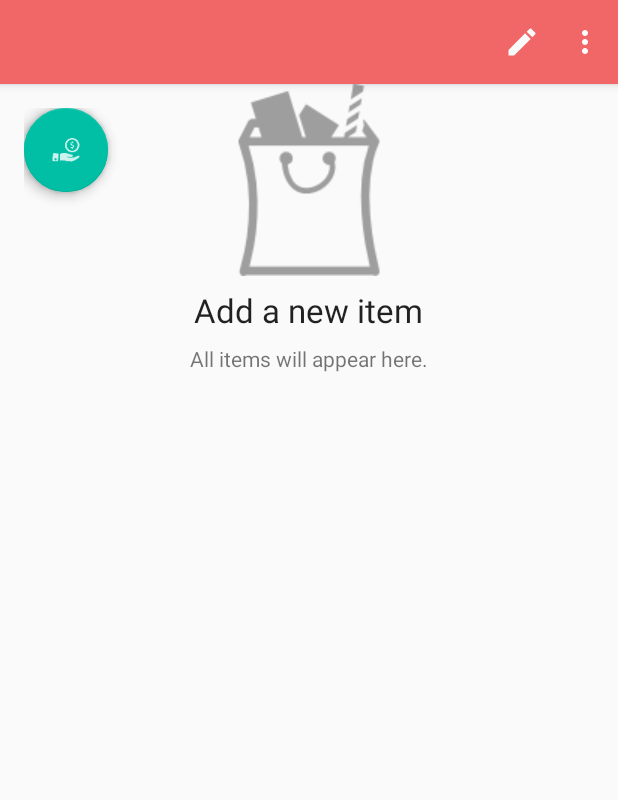
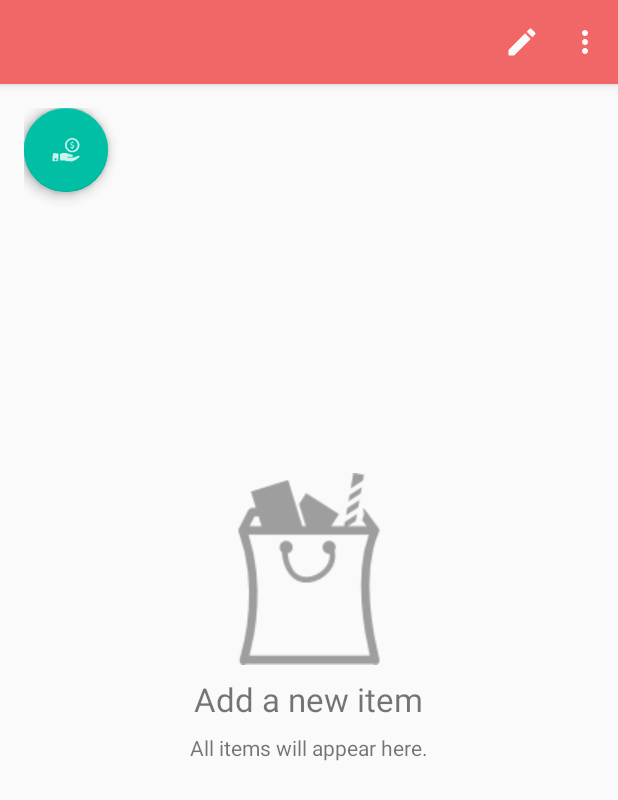
Before and after one commit to hisab-app/hisab-android, an Android app: the fragment ExpensesFragment placed in its activity, on a phone screen of 412 x 824 dp. Shown: the top 800 px of the screen. Run offline under Robolectric (Android 15) with nearby library versions, the phone set to English and light mode, and no system bars; our stand-ins replace ButterKnife, Firebase (no records; nobody signed in at launch, a user with empty details on screens opened directly); libraries missing offline, so code that uses them is left out: com.github.clans.fab; plain views replace FloatingActionButton, FloatingActionMenu; 4 statements that could not run were skipped.

Commit message:
android studio updated to 2.2

```diff
--- a/app/build.gradle
+++ b/app/build.gradle
@@ -42,5 +42,6 @@ dependencies {
     compile 'de.hdodenhof:circleimageview:2.1.0'
     //rfab
     compile 'com.github.clans:fab:1.6.4'
+    compile 'com.android.support.constraint:constraint-layout:1.0.0-alpha1'
 }
 apply plugin: 'com.google.gms.google-services'
--- a/app/src/main/java/io/github/zkhan93/hisab/ui/ExpensesFragment.java
+++ b/app/src/main/java/io/github/zkhan93/hisab/ui/ExpensesFragment.java
@@ -369,13 +369,16 @@ public class ExpensesFragment extends Fragment implements ValueEventListener,
             bundle.putParcelable("me", me);
             fragment.setArguments(bundle);
         }
-        getActivity().getSupportFragmentManager().beginTransaction().replace(R.id.fragment,
+        getActivity().getSupportFragmentManager().beginTransaction().replace(R.id.fragmentContainer,
                 fragment,
                 ShareFragment.TAG).addToBackStack(ExpensesFragment.TAG).commit();
         fabMenu.hideMenu(true);
 //        getActivity().setTitle("Share with");
     }
 
+    /**
+     * {@link ExpenseItemClbk} implementations
+     */
     @Override
     public void showEditUi(ExpenseItem expense) {
         switch (expense.getItemType()) {
@@ -407,7 +410,7 @@ public class ExpensesFragment extends Fragment implements ValueEventListener,
         bundle.putString("msg", "Do you really want to delete?");//TODO: String resource
         bundle.putString("positiveBtnTxt", "Yes");//TODO: String resource
         bundle.putString("negativeBtnTxt", "No");//TODO: String resource
-        this.toDeleteExpenseId = expenseId;
+        ((MainActivity) getActivity()).setToDeleteExpenseId(expenseId);
         ConfirmDialog confirmDialog = new ConfirmDialog();
         confirmDialog.setArguments(bundle);
         confirmDialog.show(getActivity().getFragmentManager(), ConfirmDialog.TAG);
@@ -435,4 +438,6 @@ public class ExpensesFragment extends Fragment implements ValueEventListener,
     public boolean onMenuItemClick(MenuItem item) {
         return onOptionsItemSelected(item);
     }
+
+
 }
--- a/app/src/main/java/io/github/zkhan93/hisab/ui/MainActivity.java
+++ b/app/src/main/java/io/github/zkhan93/hisab/ui/MainActivity.java
@@ -85,7 +85,7 @@ public class MainActivity extends AppCompatActivity implements View.OnClickListe
     private FirebaseAuth firebaseAuth;
     private User me;
     private List<ExpenseItem> expenses;
-    private String expenseId, activeGroupId, activeGroupName;
+    private String toDeleteExpenseId, activeGroupId, activeGroupName;
 
     {
         snackCallback = new Snackbar.Callback() {
@@ -158,6 +158,7 @@ public class MainActivity extends AppCompatActivity implements View.OnClickListe
                     getSupportFragmentManager().beginTransaction().replace(R.id
                             .fragmentContainer, fragment, GroupsFragment.TAG).commit();
                     getSupportActionBar().setDisplayHomeAsUpEnabled(false);
+                    setTitle(getString(R.string.title_activity_groups));
                 } else {
                     //Home button won't be there for clicking if this is a two pane mode
                 }
@@ -251,7 +252,7 @@ public class MainActivity extends AppCompatActivity implements View.OnClickListe
                 type = (int) typeObj;
             switch (type) {
                 case ConfirmDialog.TYPE.EXPENSE_DELETE:
-                    groupExpensesRef.child(expenseId).removeValue().addOnCompleteListener(
+                    groupExpensesRef.child(toDeleteExpenseId).removeValue().addOnCompleteListener(
                             new OnCompleteListener<Void>() {
                                 @Override
                                 public void onComplete(@NonNull
@@ -340,7 +341,10 @@ public class MainActivity extends AppCompatActivity implements View.OnClickListe
                             .secFragmentContainer : R.id.fragmentContainer, fragment,
                     ExpensesFragment.TAG).commit();
         } else {
-            Log.d(TAG, "changig group Id" + groupId);
+            Log.d(TAG, "changing group Id" + groupId);
+            getSupportFragmentManager().beginTransaction().replace(isTwoPaneMode ? R.id
+                            .secFragmentContainer : R.id.fragmentContainer, fragment,
+                    ExpensesFragment.TAG).commit();
             ((ExpensesFragment) fragment).changeGroup(groupId);
         }
 
@@ -390,4 +394,8 @@ public class MainActivity extends AppCompatActivity implements View.OnClickListe
             showSnackBar("Unable to create group " + error, Snackbar.LENGTH_INDEFINITE, "Ok");
         }
     }
+
+    public void setToDeleteExpenseId(String expenseId) {
+        this.toDeleteExpenseId = expenseId;
+    }
 }
--- a/app/src/main/java/io/github/zkhan93/hisab/ui/dialog/ConfirmDialog.java
+++ b/app/src/main/java/io/github/zkhan93/hisab/ui/dialog/ConfirmDialog.java
@@ -6,6 +6,9 @@ import android.content.DialogInterface;
 import android.os.Bundle;
 import android.support.v7.app.AlertDialog;
 import android.util.Log;
+
+import io.github.zkhan93.hisab.ui.ExpensesFragment;
+import io.github.zkhan93.hisab.ui.MainActivity;
 
 /**
  * Created by Zeeshan Khan on 9/1/2016.
@@ -26,7 +29,7 @@ public class ConfirmDialog extends DialogFragment {
         type = bundle.getInt("type");
         AlertDialog dialog = new AlertDialog.Builder(getActivity(), 0).setMessage(msg)
                 .setPositiveButton
-                        (positiveBtnTxt, (DialogInterface.OnClickListener) getActivity())
+                        (positiveBtnTxt, (DialogInterface.OnClickListener)getActivity())
                 .setNegativeButton(negativeBtnTxt, (DialogInterface.OnClickListener) getActivity
                         ()).create();
         dialog.setOnShowListener(getOnShowListener(type));
--- a/app/src/main/java/io/github/zkhan93/hisab/ui/dialog/EditExpenseItemDialog.java
+++ b/app/src/main/java/io/github/zkhan93/hisab/ui/dialog/EditExpenseItemDialog.java
@@ -21,6 +21,7 @@ import io.github.zkhan93.hisab.R;
 import io.github.zkhan93.hisab.model.ExpenseItem;
 import io.github.zkhan93.hisab.model.callback.ExpenseItemClbk;
 import io.github.zkhan93.hisab.ui.ExpensesFragment;
+import io.github.zkhan93.hisab.ui.MainActivity;
 
 /**
  * Created by Zeeshan Khan on 6/26/2016.
@@ -52,7 +53,8 @@ public class EditExpenseItemDialog extends DialogFragment implements DialogInter
         } else {
             expense = savedInstanceState.getParcelable("expense");
         }
-        expenseItemUpdateClbk = (ExpenseItemClbk) getActivity().getFragmentManager().findFragmentByTag(ExpensesFragment.TAG);
+        expenseItemUpdateClbk = (ExpenseItemClbk) (((MainActivity) getActivity())
+                .getSupportFragmentManager().findFragmentByTag(ExpensesFragment.TAG));
         description.setText(expense.getDescription());
         amount.setText(String.valueOf(expense.getAmount()));
         builder.setView(view);
@@ -80,7 +82,8 @@ public class EditExpenseItemDialog extends DialogFragment implements DialogInter
                         Toast.LENGTH_SHORT).show();
             }
         } else {
-            Log.e(TAG, "ExpenseItemClbk not present, you have to implement ExpenseItemClbk in the" +
+            Log.e(TAG, "ExpenseItemUpdateClbk not present, you have to implement ExpenseItemClbk " +
+                    "in the" +
                     " fragment with tag used here");
         }
     }
--- a/app/src/main/java/io/github/zkhan93/hisab/ui/dialog/EditPaidReceivedItemDialog.java
+++ b/app/src/main/java/io/github/zkhan93/hisab/ui/dialog/EditPaidReceivedItemDialog.java
@@ -24,6 +24,7 @@ import io.github.zkhan93.hisab.model.callback.ExpenseItemClbk;
 import io.github.zkhan93.hisab.model.callback.UserItemActionClickClbk;
 import io.github.zkhan93.hisab.model.ui.ExUser;
 import io.github.zkhan93.hisab.ui.ExpensesFragment;
+import io.github.zkhan93.hisab.ui.MainActivity;
 import io.github.zkhan93.hisab.ui.adapter.MembersAdapter;
 
 /**
@@ -94,7 +95,7 @@ public class EditPaidReceivedItemDialog extends DialogFragment implements UserIt
                     expense.setShareType(optionGiveTake.getCheckedRadioButtonId() == R.id.paid ?
                             ExpenseItem.SHARE_TYPE.PAID : ExpenseItem.SHARE_TYPE.RECEIVED);
                     expense.setWith(checkedUser);
-                    ((ExpenseItemClbk) getActivity().getFragmentManager().findFragmentByTag
+                    ((ExpenseItemClbk) ((MainActivity)getActivity()).getSupportFragmentManager().findFragmentByTag
                             (ExpensesFragment.TAG)).update(expense);
                 } else {
                     Log.d(TAG, "validation failed");
--- /dev/null
+++ b/app/src/main/res/layout-land/activity_main.xml
@@ -0,0 +1,103 @@
+<?xml version="1.0" encoding="utf-8"?>
+<android.support.design.widget.CoordinatorLayout
+    android:id="@+id/root_coordinate_layout"
+    xmlns:android="http://schemas.android.com/apk/res/android"
+    xmlns:app="http://schemas.android.com/apk/res-auto"
+    xmlns:tools="http://schemas.android.com/tools"
+    android:layout_width="match_parent"
+    android:layout_height="match_parent"
+    android:background="@color/md_grey_300"
+    android:fitsSystemWindows="true"
+    tools:context=".ui.MainActivity">
+
+    <android.support.v7.widget.Toolbar
+        android:layout_width="match_parent"
+        android:layout_height="128dp"
+        android:background="@color/md_grey_500"
+        app:popupTheme="@style/AppTheme.PopupOverlay">
+    </android.support.v7.widget.Toolbar>
+
+    <LinearLayout
+        android:layout_width="match_parent"
+        android:layout_height="match_parent"
+        android:layout_marginLeft="64dp"
+        android:layout_marginRight="64dp"
+        android:layout_marginTop="?attr/actionBarSize"
+        android:orientation="horizontal"
+        app:layout_behavior="@string/appbar_scrolling_view_behavior">
+
+        <LinearLayout
+            android:layout_width="0dp"
+            android:layout_height="match_parent"
+
+            android:layout_weight="0.495"
+            android:orientation="vertical">
+
+            <android.support.design.widget.AppBarLayout
+                android:layout_width="match_parent"
+                android:layout_height="wrap_content"
+                android:theme="@style/AppTheme.AppBarOverlay">
+
+                <android.support.v7.widget.Toolbar
+                    android:id="@+id/toolbar_groups"
+                    android:layout_width="match_parent"
+                    android:layout_height="?attr/actionBarSize"
+                    app:popupTheme="@style/AppTheme.PopupOverlay"/>
+
+            </android.support.design.widget.AppBarLayout>
+
+            <FrameLayout
+                android:id="@+id/fragmentContainer"
+                android:layout_width="match_parent"
+                android:layout_height="match_parent"
+                />
+        </LinearLayout>
+
+        <Space
+            android:layout_width="0dp"
+            android:layout_height="match_parent"
+            android:layout_weight="0.01"/>
+
+        <android.support.v7.widget.CardView
+            android:layout_width="0dp"
+            android:layout_height="match_parent"
+            android:layout_weight="0.495"
+            android:orientation="vertical"
+            app:cardCornerRadius="2dp">
+
+            <include
+                android:id="@+id/select_group_msg"
+                layout="@layout/empty"/>
+
+            <LinearLayout
+                android:id="@+id/expenses_container"
+                android:layout_width="match_parent"
+                android:layout_height="match_parent"
+                android:orientation="vertical"
+                android:visibility="gone">
+
+                <android.support.design.widget.AppBarLayout
+                    android:layout_width="match_parent"
+                    android:layout_height="wrap_content"
+                    android:theme="@style/AppTheme.AppBarOverlay">
+
+                    <android.support.v7.widget.Toolbar
+                        android:id="@+id/toolbar_expenses"
+                        android:layout_width="match_parent"
+                        android:layout_height="?attr/actionBarSize"
+                        android:background="@color/md_blue_grey_500"
+                        app:popupTheme="@style/AppTheme.PopupOverlay"/>
+                </android.support.design.widget.AppBarLayout>
+
+                <FrameLayout
+                    android:id="@+id/secFragmentContainer"
+                    android:layout_width="match_parent"
+                    android:layout_height="match_parent">
+
+                </FrameLayout>
+            </LinearLayout>
+        </android.support.v7.widget.CardView>
+
+    </LinearLayout>
+
+</android.support.design.widget.CoordinatorLayout>
--- a/app/src/main/res/layout/empty.xml
+++ b/app/src/main/res/layout/empty.xml
@@ -18,9 +18,11 @@
         android:id="@+id/msg"
         android:padding="@dimen/txt_padding_mid"
         style="@style/Txt.LARGE"
+        android:textColor="?android:textColorTertiary"
         android:layout_width="wrap_content"
         android:layout_height="wrap_content"
         android:layout_gravity="center"
+        android:gravity="center"
         tools:text="@string/msg_empty"/>
 
     <TextView
--- a/app/src/main/res/layout/fragment_expenses.xml
+++ b/app/src/main/res/layout/fragment_expenses.xml
@@ -9,7 +9,7 @@
     <android.support.v7.widget.RecyclerView
         android:id="@+id/expenses"
         android:layout_width="match_parent"
-        android:layout_height="wrap_content"
+        android:layout_height="match_parent"
         android:clipToPadding="false"
         android:paddingBottom="@dimen/toolbar_height"
         tools:context=".ui.ExpensesFragment"
--- a/app/src/main/res/layout/fragment_share.xml
+++ b/app/src/main/res/layout/fragment_share.xml
@@ -1,12 +1,10 @@
 <android.support.v7.widget.RecyclerView
+    android:id="@+id/users"
     xmlns:android="http://schemas.android.com/apk/res/android"
     xmlns:tools="http://schemas.android.com/tools"
     android:layout_width="match_parent"
     android:layout_height="match_parent"
-    android:id="@+id/users"
+    tools:context=".ui.ShareFragment"
     tools:listitem="@layout/user_item"
-    tools:context=".ui.ShareFragment"
-    tools:showIn="@layout/activity_main">
-
-
+    >
 </android.support.v7.widget.RecyclerView>
--- a/app/src/main/res/layout/group_item.xml
+++ b/app/src/main/res/layout/group_item.xml
@@ -6,10 +6,13 @@
     android:layout_width="match_parent"
     android:layout_height="wrap_content"
     android:layout_marginBottom="4dp"
+    android:layout_marginLeft="8dp"
+    android:layout_marginRight="8dp"
     android:layout_marginTop="4dp"
     android:clickable="true"
+    android:foreground="?android:attr/selectableItemBackground"
+    app:cardCornerRadius="2dp"
     app:cardElevation="1dp"
-    app:cardCornerRadius="2dp"
     >
 
     <LinearLayout
--- a/app/src/main/res/values-w820dp/dimens.xml
+++ b/app/src/main/res/values-w820dp/dimens.xml
@@ -4,4 +4,6 @@
          would include 7" and 10" devices in landscape (~960dp and ~1280dp respectively). -->
     <dimen name="activity_horizontal_margin">16dp</dimen>
     <dimen name="margin_groups">16dp</dimen>
+    <dimen name="margin_content">16dp</dimen>
+    <dimen name="padding_content">16dp</dimen>
 </resources>
--- a/app/src/main/res/values/dimens.xml
+++ b/app/src/main/res/values/dimens.xml
@@ -30,4 +30,7 @@
     <dimen name="cardview_margin_default">4dp</dimen>
 
     <dimen name="margin_groups">8dp</dimen>
+
+    <dimen name="margin_content">4dp</dimen>
+    <dimen name="padding_content">4dp</dimen>
 </resources>
--- a/build.gradle
+++ b/build.gradle
@@ -5,7 +5,7 @@ buildscript {
         jcenter()
     }
     dependencies {
-        classpath 'com.android.tools.build:gradle:2.1.2'
+        classpath 'com.android.tools.build:gradle:2.2.0'
         classpath 'com.google.gms:google-services:3.0.0'
         classpath 'com.neenbedankt.gradle.plugins:android-apt:1.8'
         // NOTE: Do not place your application dependencies here; they belong
```
